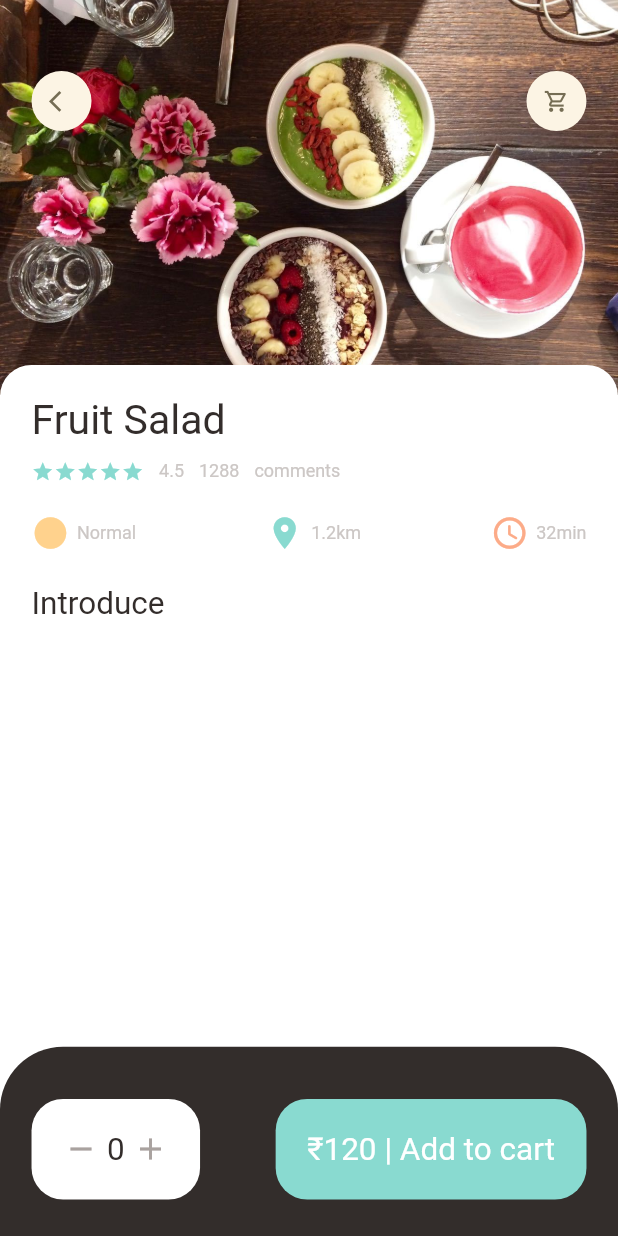
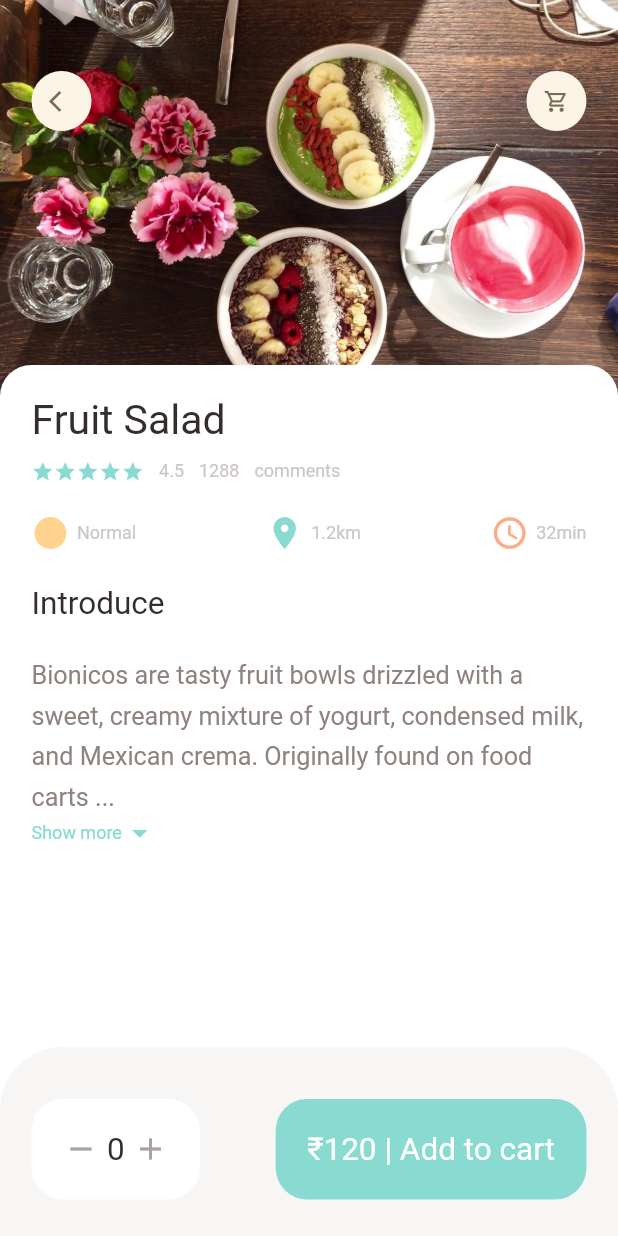
Before and after one commit to Girish3214/food_delivery_app_f, a Flutter app: the screen it shows after launch, on a phone screen of 412 x 824 dp. Run offline on Flutter 3.47's test engine with Material 2 defaults, Android fonts, the phone set to English and light mode, and no system bars; our stand-ins replace dots_indicator, get.

Commit message:
meals details page complete

```diff
--- a/lib/pages/foods/popular_food_details.dart
+++ b/lib/pages/foods/popular_food_details.dart
@@ -1,5 +1,7 @@
 import 'package:flutter/material.dart';
-import 'package:food_delivery_app/utils/colors.dart';
+
+import '../../utils/colors.dart';
+import '../../widgets/expandable_text.dart';
 
 import '../../utils/dimensions.dart';
 import '../../widgets/app_icon.dart';
@@ -25,7 +27,7 @@ class PopularFoodDetail extends StatelessWidget {
           borderRadius: BorderRadius.only(
               topLeft: Radius.circular(Dimensions.radius20 * 2),
               topRight: Radius.circular(Dimensions.radius20 * 2)),
-          color: AppColors.mainBlackColor,
+          color: AppColors.buttonBackgroundColor,
         ),
         child: Row(
           mainAxisAlignment: MainAxisAlignment.spaceBetween,
@@ -121,6 +123,14 @@ class PopularFoodDetail extends StatelessWidget {
                   AppColumn(text: "Fruit Salad"),
                   SizedBox(height: Dimensions.height20),
                   BigText(text: "Introduce"),
+                  SizedBox(height: Dimensions.height20),
+                  Expanded(
+                    child: SingleChildScrollView(
+                      child: ExpandableText(
+                          text:
+                              "Bionicos are tasty fruit bowls drizzled with a sweet, creamy mixture of yogurt, condensed milk, and Mexican crema. Originally found on food carts in the streets of Guadalajara, Mexico, these bowls are commonly topped with shredded coconut, raisins, and granola."),
+                    ),
+                  )
                 ],
               ),
             ),
--- a/lib/utils/dimensions.dart
+++ b/lib/utils/dimensions.dart
@@ -23,6 +23,8 @@ class Dimensions {
   static double width30 = screenHeight / 26.13;
 
 // font sizes
+  static double font16 = screenHeight / 49;
+  static double font18 = screenHeight / 43.55;
   static double font20 = screenHeight / 39.2;
   static double font26 = screenHeight / 30.15;
 
--- /dev/null
+++ b/lib/widgets/expandable_text.dart
@@ -0,0 +1,74 @@
+import 'package:flutter/material.dart';
+import 'package:food_delivery_app/utils/colors.dart';
+import '../utils/dimensions.dart';
+import '../widgets/small_text.dart';
+
+class ExpandableText extends StatefulWidget {
+  final String text;
+  const ExpandableText({super.key, required this.text});
+
+  @override
+  State<ExpandableText> createState() => _ExpandableTextState();
+}
+
+class _ExpandableTextState extends State<ExpandableText> {
+  late String firstHalf;
+  late String secondHalf;
+
+  bool hiddenText = true;
+
+  double textHeight = Dimensions.screenHeight / 5.63;
+
+  @override
+  void initState() {
+    super.initState();
+
+    if (widget.text.length > textHeight) {
+      firstHalf = widget.text.substring(0, textHeight.toInt());
+      secondHalf =
+          widget.text.substring(textHeight.toInt() + 1, widget.text.length);
+    } else {
+      firstHalf = widget.text;
+      secondHalf = '';
+    }
+  }
+
+  @override
+  Widget build(BuildContext context) {
+    return Container(
+      child: secondHalf.isEmpty
+          ? SmallText(
+              text: firstHalf,
+              size: Dimensions.font16,
+              color: AppColors.paragraphColor,
+              height: 1.6,
+            )
+          : Column(
+              children: [
+                SmallText(
+                  text: hiddenText ? "$firstHalf..." : firstHalf + secondHalf,
+                  size: Dimensions.font16,
+                  color: AppColors.paragraphColor,
+                  height: 1.6,
+                ),
+                InkWell(
+                  onTap: () {
+                    setState(() {
+                      hiddenText = !hiddenText;
+                    });
+                  },
+                  child: Row(children: [
+                    SmallText(
+                        text: hiddenText ? "Show more" : "Show less",
+                        color: AppColors.mainColor),
+                    Icon(
+                      hiddenText ? Icons.arrow_drop_down : Icons.arrow_drop_up,
+                      color: AppColors.mainColor,
+                    )
+                  ]),
+                )
+              ],
+            ),
+    );
+  }
+}
```
